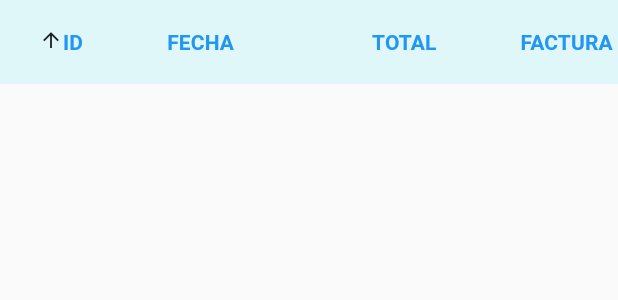
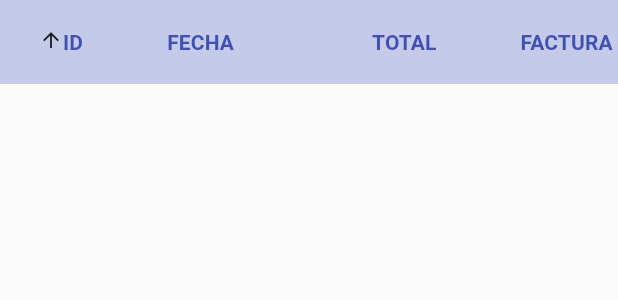
Before and after one commit to yesenialg/Aprendiendo_Flutter, a Flutter app: the EnlacesTable widget shown alone on an empty page, opened directly, on a phone screen of 412 x 824 dp. Shown: the top 300 px of the screen. Run offline on Flutter 3.47's test engine with Material 2 defaults, Android fonts, the phone set to English and light mode, and no system bars; our stand-ins replace expansion_tile_card, sqflite; missing offline and left inert: art_sweetalert, flutter_barcode_scanner; accounts and stored records are empty.

Commit message:
Colores a indigo

```diff
--- a/lector_facturas_app/lib/pages/home_page.dart
+++ b/lector_facturas_app/lib/pages/home_page.dart
@@ -17,7 +17,7 @@ class HomePage extends StatelessWidget {
       appBar: AppBar(
         backgroundColor: Colors.indigo,
         elevation: 0,
-        title: Text("Home page"),
+        title: Text("Home"),
         actions: [
           IconButton(
             onPressed: () async {
--- a/lector_facturas_app/lib/pages/table_enlaces.dart
+++ b/lector_facturas_app/lib/pages/table_enlaces.dart
@@ -31,14 +31,15 @@ class _EnlacesTableState extends State<EnlacesTable> {
           child: DataTable(
               sortColumnIndex: _currentSortColumn,
               sortAscending: _isAscending,
-              headingRowColor: MaterialStateProperty.all(Colors.cyan[50]),
+              dataRowColor: MaterialStateProperty.all(Colors.indigo[50]),
+              headingRowColor: MaterialStateProperty.all(Colors.indigo[100]),
 
               //minWidth: 600,
               columns: [
                 DataColumn(
                   label: Text(
                     'ID',style: TextStyle(
-                            color: Colors.blue, fontWeight: FontWeight.bold)
+                            color: Colors.indigo, fontWeight: FontWeight.bold)
                   ),
                   numeric:true,
                   onSort: (columnIndex, _) {
@@ -58,7 +59,7 @@ class _EnlacesTableState extends State<EnlacesTable> {
                 ),
                 DataColumn(
                   label: Text('FECHA',style: TextStyle(
-                            color: Colors.blue, fontWeight: FontWeight.bold)),
+                            color: Colors.indigo, fontWeight: FontWeight.bold)),
                   onSort: (columnIndex, _) {
                       setState(() {
                         _currentSortColumn = columnIndex;
@@ -76,7 +77,7 @@ class _EnlacesTableState extends State<EnlacesTable> {
                 ),
                 DataColumn(
                   label: Text('TOTAL',style: TextStyle(
-                            color: Colors.blue, fontWeight: FontWeight.bold)),
+                            color: Colors.indigo, fontWeight: FontWeight.bold)),
                   numeric: true,
                   onSort: (columnIndex, _) {
                       setState(() {
@@ -96,7 +97,7 @@ class _EnlacesTableState extends State<EnlacesTable> {
                 DataColumn(
                     label: Text('FACTURA',
                         style: TextStyle(
-                            color: Colors.blue, fontWeight: FontWeight.bold)),
+                            color: Colors.indigo, fontWeight: FontWeight.bold)),
                     onSort: (columnIndex, _) {
                       setState(() {
                         _currentSortColumn = columnIndex;
@@ -113,7 +114,7 @@ class _EnlacesTableState extends State<EnlacesTable> {
                     }),
                 DataColumn(
                   label: Text('ESTABLECIMIENTO',style: TextStyle(
-                            color: Colors.blue, fontWeight: FontWeight.bold)),
+                            color: Colors.indigo, fontWeight: FontWeight.bold)),
                             onSort: (columnIndex, _) {
                       setState(() {
                         _currentSortColumn = columnIndex;
```
Also changed, not shown: lector_facturas_app/lib/pages/historial_enlaces.dart (+16 -7 lines), lector_facturas_app/lib/pages/table_page.dart (+11 -6 lines).
